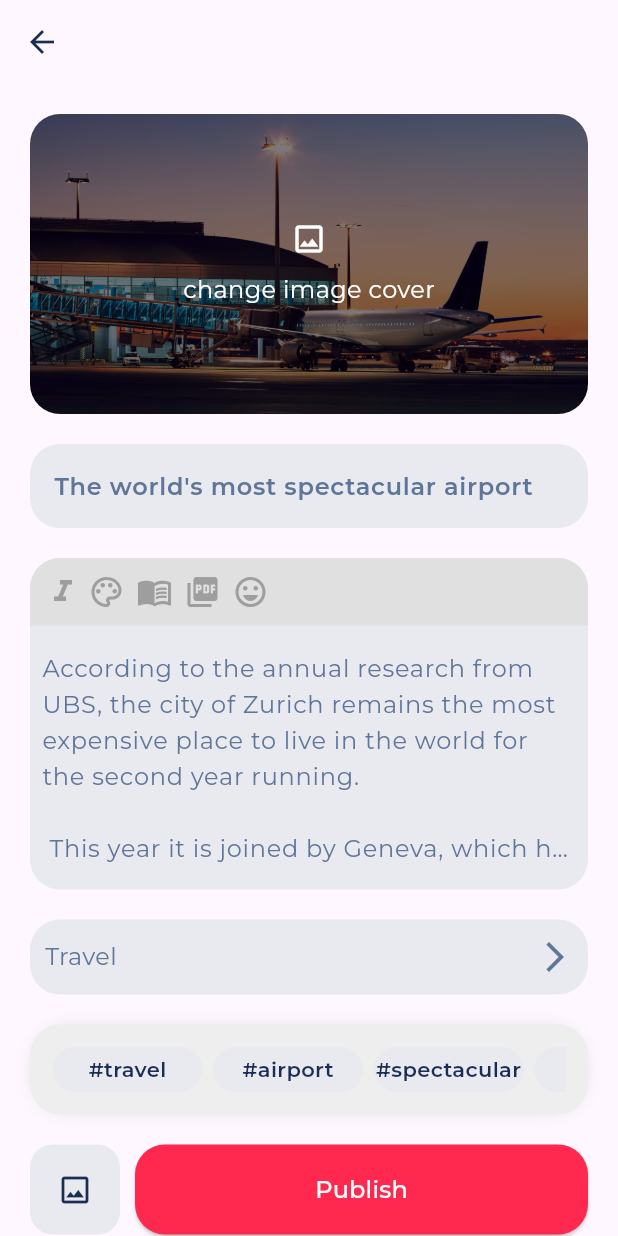
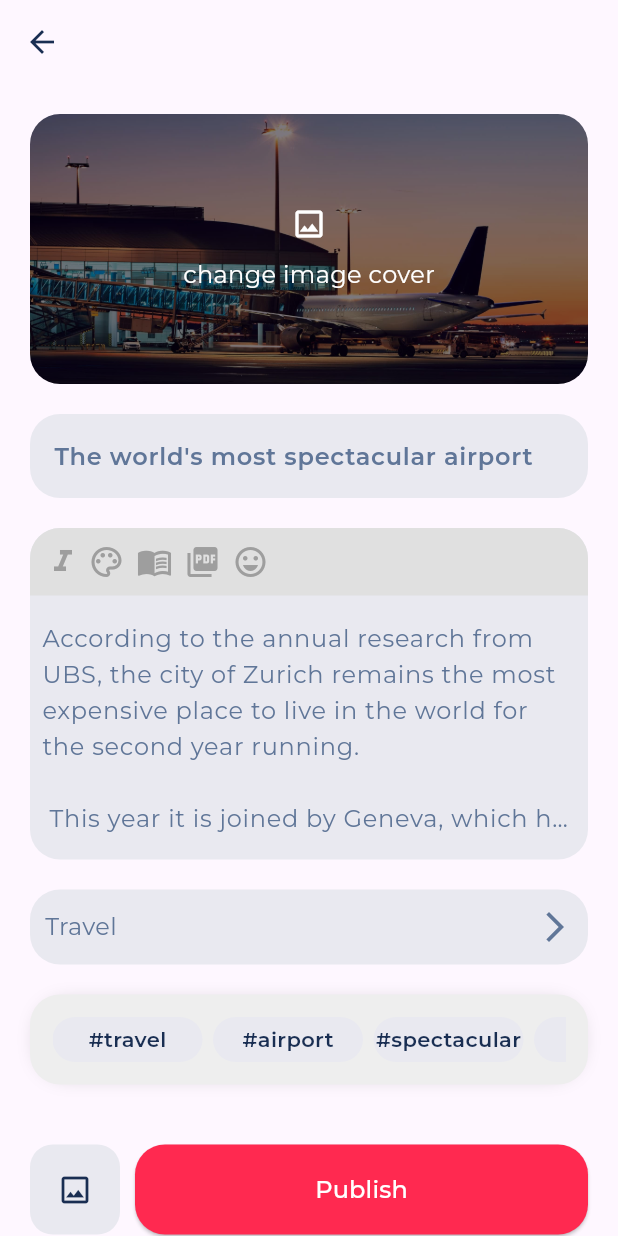
Before and after one commit to jayawardhanadskp/News_App_Ui, a Flutter app: the NewPostPage screen opened directly, on a phone screen of 412 x 824 dp. Run offline on Flutter 3.47's test engine with Material 3 defaults, Android fonts, the phone set to English and light mode, and no system bars; our stand-ins replace google_fonts.

Commit message:
screen 12

```diff
--- a/lib/screens/12.dart
+++ b/lib/screens/12.dart
@@ -28,7 +28,7 @@ class NewPostPage extends StatelessWidget {
 
                 },
                 child: Container(
-                  height: 200,
+                  height: 180,
                   decoration: BoxDecoration(
                     borderRadius: BorderRadius.circular(20),
                     image: DecorationImage(
@@ -216,7 +216,7 @@ class NewPostPage extends StatelessWidget {
                 ),
               ),
 
-              const SizedBox(height: 20),
+              const SizedBox(height: 40),
               Row(
                 children: [
                   Container(
```
